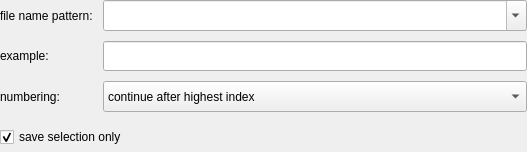
Above: plugins/saveblocks/SaveBlocksWidgetBase.ui from KDE/kwave before the change. Below: the same form after it.
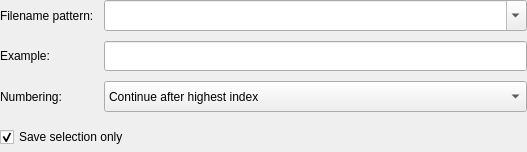
That is the form after the change.

Patch:
```diff
--- a/plugins/saveblocks/SaveBlocksWidgetBase.ui
+++ b/plugins/saveblocks/SaveBlocksWidgetBase.ui
@@ -35,7 +35,7 @@
       <string>If checked, &lt;b&gt;save only the blocks that overlap with the current selection&lt;/b&gt;, otherwise the whole file. &lt;br&gt;&lt;i&gt;Please note that this option is disabled if nothing is selected or the selection already covers the whole file.&lt;/i&gt;</string>
      </property>
      <property name="text">
-      <string>save selection only</string>
+      <string>Save selection only</string>
      </property>
      <property name="checked">
       <bool>true</bool>
@@ -45,7 +45,7 @@
    <item row="2" column="0">
     <widget class="QLabel" name="lblNumbering">
      <property name="text">
-      <string>numbering:</string>
+      <string>Numbering:</string>
      </property>
      <property name="wordWrap">
       <bool>false</bool>
@@ -74,7 +74,7 @@
      </property>
      <item>
       <property name="text">
-       <string>continue after highest index</string>
+       <string>Continue after highest index</string>
       </property>
      </item>
      <item>
@@ -112,7 +112,7 @@
       </sizepolicy>
      </property>
      <property name="text">
-      <string>example:</string>
+      <string>Example:</string>
      </property>
      <property name="wordWrap">
       <bool>false</bool>
@@ -147,7 +147,7 @@
    <item row="0" column="0">
     <widget class="QLabel" name="lblPattern">
      <property name="text">
-      <string>file name pattern:</string>
+      <string>Filename pattern:</string>
      </property>
      <property name="wordWrap">
       <bool>false</bool>
```
Left out of the diff: 12 changed lines with no effect on the pictures.
